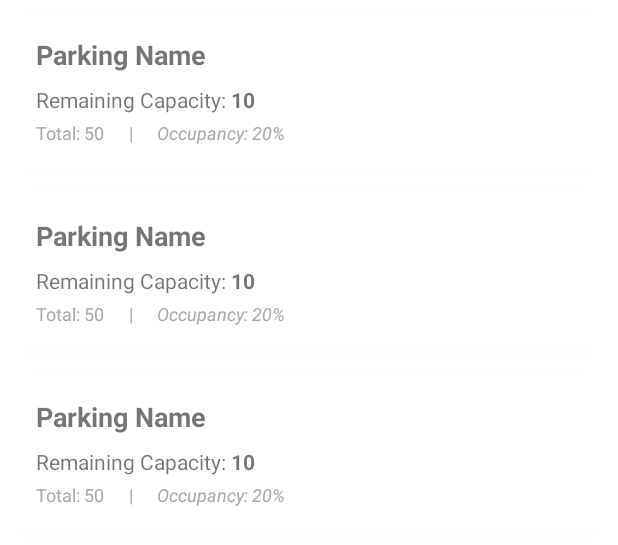
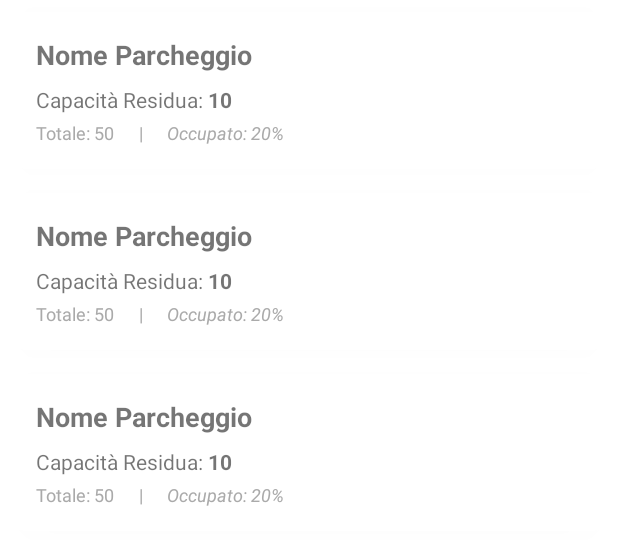
Before and after one commit to gabb-OS/bicycle-parking-manager, an Android app: the layout fragment_parkingareas.xml on its own in the app's theme, with its tools: preview values and no code run, on a phone screen of 412 x 824 dp. Shown: the top 545 px of the screen. Run offline under Robolectric (Android 15) with nearby library versions, the light colour scheme and no system bars.

Commit message:
chore: changed parking areas labels in italian

```diff
--- a/app-bpm/app/src/main/java/com/contextaware/app_bpm/ui/parkingareas/ParkingAreasAdapter.kt
+++ b/app-bpm/app/src/main/java/com/contextaware/app_bpm/ui/parkingareas/ParkingAreasAdapter.kt
@@ -28,8 +28,8 @@ class ParkingAreasAdapter(private var parkingAreas: List<ParkingArea>) :
         val area = parkingAreas[position]
         holder.nameTextView.text = area.name
         holder.remainingCapacityTextView.text = area.residualCapacity.toString()
-        holder.totalCapacityTextView.text = "Total: ${area.maxCapacity}"
-        holder.occupancyTextView.text = String.format("Occupancy: %.1f%%", area.occupancyPercentage)
+        holder.totalCapacityTextView.text = "Totale: ${area.maxCapacity}"
+        holder.occupancyTextView.text = String.format("Occupato: %.1f%%", area.occupancyPercentage)
     }
 
     override fun getItemCount() = parkingAreas.size
--- a/app-bpm/app/src/main/res/layout/item_parking_area.xml
+++ b/app-bpm/app/src/main/res/layout/item_parking_area.xml
@@ -17,7 +17,7 @@
             android:id="@+id/text_parking_name"
             android:layout_width="wrap_content"
             android:layout_height="wrap_content"
-            android:text="Parking Name"
+            android:text="Nome Parcheggio"
             android:textSize="18sp"
             android:textStyle="bold" />
 
@@ -30,7 +30,7 @@
             <TextView
                 android:layout_width="wrap_content"
                 android:layout_height="wrap_content"
-                android:text="Remaining Capacity: " />
+                android:text="Capacità Residua: " />
 
             <TextView
                 android:id="@+id/text_remaining_capacity"
@@ -50,7 +50,7 @@
                 android:id="@+id/text_total_capacity"
                 android:layout_width="wrap_content"
                 android:layout_height="wrap_content"
-                android:text="Total: 50"
+                android:text="Totale: 50"
                 android:textSize="12sp"
                 android:textColor="@android:color/darker_gray" />
 
@@ -67,7 +67,7 @@
                 android:layout_width="wrap_content"
                 android:layout_height="wrap_content"
                 android:layout_marginStart="16dp"
-                android:text="Occupancy: 20%"
+                android:text="Occupato: 20%"
                 android:textSize="12sp"
                 android:textStyle="italic"
                 android:textColor="@android:color/darker_gray" />
```
